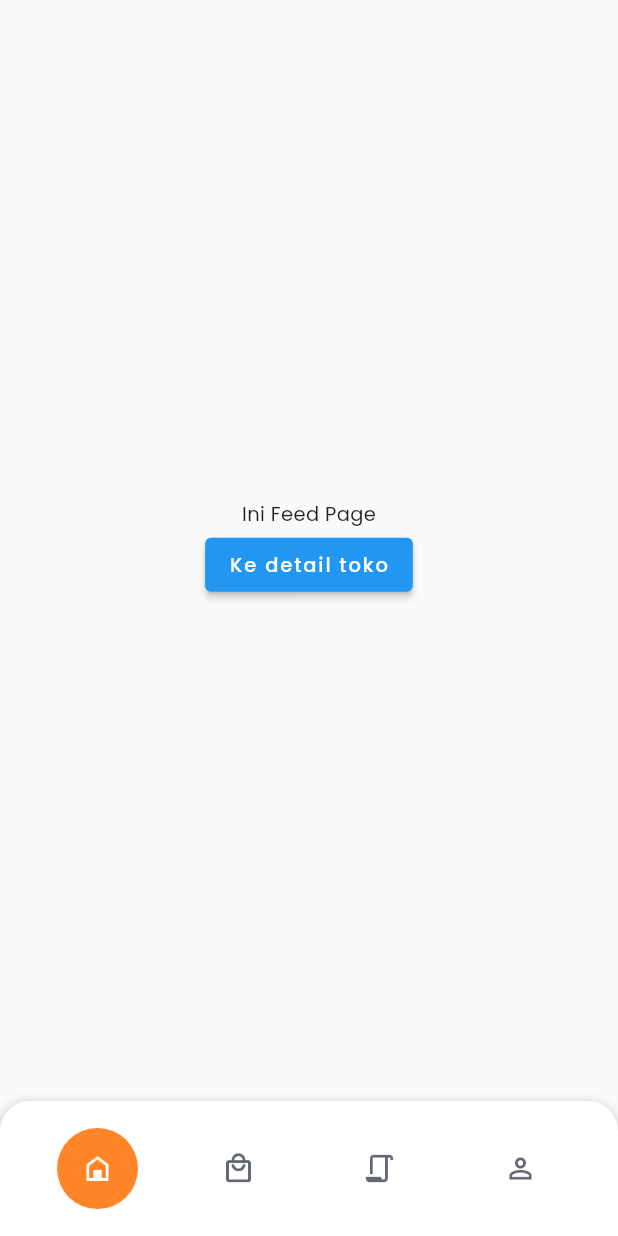
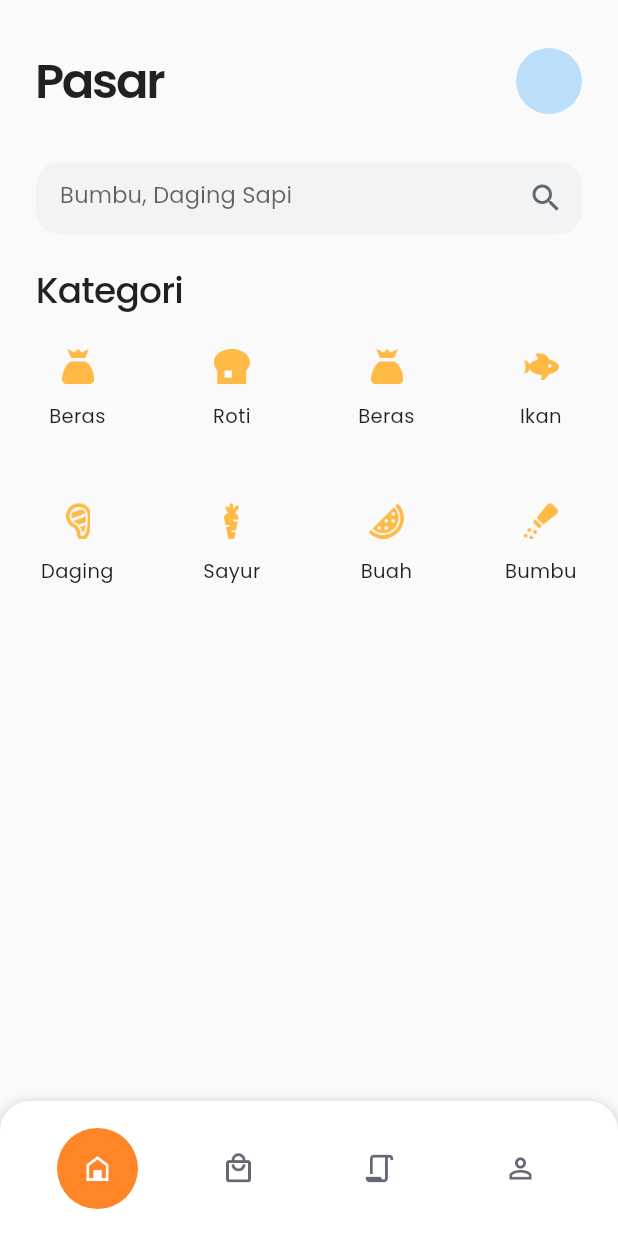
Before and after one commit to Innodev-K8/diiket, a Flutter app: the screen it shows after launch, on a phone screen of 412 x 824 dp. Run offline on Flutter 3.47's test engine with Material 2 defaults, Android fonts, the phone set to English and light mode, and no system bars; our stand-ins replace flutter_hooks, google_fonts, page_transition.

Commit message:
Home User

```diff
--- a/lib/ui/common/styles.dart
+++ b/lib/ui/common/styles.dart
@@ -5,17 +5,19 @@ class ColorPallete {
   static final primaryColor = const Color(0xFFFF8527);
   static final secondaryColor = const Color(0xFF009EBA);
   static final accentColor = const Color(0xFF003046);
+  static final deadColor = const Color(0xFF636773);
+  static final categoryColor = const Color(0xFFFFB945);
 }
 
 final kTextTheme = TextTheme(
   headline1: GoogleFonts.poppins(
-    fontSize: 93,
-    fontWeight: FontWeight.w300,
+    fontSize: 32,
+    fontWeight: FontWeight.w600,
     letterSpacing: -1.5,
   ),
   headline2: GoogleFonts.poppins(
-    fontSize: 58,
-    fontWeight: FontWeight.w300,
+    fontSize: 24,
+    fontWeight: FontWeight.w500,
     letterSpacing: -0.5,
   ),
   headline3: GoogleFonts.poppins(fontSize: 46, fontWeight: FontWeight.w400),
--- a/lib/ui/pages/home/feed/feed_page.dart
+++ b/lib/ui/pages/home/feed/feed_page.dart
@@ -1,4 +1,6 @@
+import 'package:diiket/ui/common/styles.dart';
 import 'package:diiket/ui/common/utils.dart';
+import 'package:diiket/ui/widgets/category_button.dart';
 import 'package:flutter/material.dart';
 
 class FeedPage extends StatelessWidget {
@@ -6,14 +8,91 @@ class FeedPage extends StatelessWidget {
   Widget build(BuildContext context) {
     return SafeArea(
       child: Column(
-        mainAxisAlignment: MainAxisAlignment.center,
+        crossAxisAlignment: CrossAxisAlignment.start,
         children: [
-          Text('Ini Feed Page'),
-          ElevatedButton(
-            onPressed: () {
-              Utils.homeNav.currentState?.pushNamed('/home/stall');
-            },
-            child: Text('Ke detail toko'),
+          Padding(
+            padding: const EdgeInsets.symmetric(horizontal: 24, vertical: 30),
+            child: Row(
+              mainAxisAlignment: MainAxisAlignment.spaceBetween,
+              children: [
+                Text(
+                  'Pasar',
+                  style: kTextTheme.headline1,
+                ),
+                CircleAvatar(
+                  radius: 22,
+                ),
+              ],
+            ),
+          ),
+          Padding(
+            padding: const EdgeInsets.symmetric(horizontal: 24),
+            child: TextField(
+              decoration: InputDecoration(
+                contentPadding:
+                    const EdgeInsets.symmetric(horizontal: 16, vertical: 12),
+                border: OutlineInputBorder(
+                  borderRadius: BorderRadius.circular(16),
+                  borderSide: BorderSide.none,
+                ),
+                fillColor: Color(0xFFF2F3F4),
+                filled: true,
+                floatingLabelBehavior: FloatingLabelBehavior.never,
+                labelText: 'Bumbu, Daging Sapi',
+                suffixIcon: Icon(
+                  Icons.search,
+                  color: ColorPallete.deadColor,
+                ),
+              ),
+            ),
+          ),
+          Padding(
+            padding: const EdgeInsets.symmetric(horizontal: 24, vertical: 20),
+            child: Text(
+              'Kategori',
+              style: kTextTheme.headline2,
+            ),
+          ),
+          Container(
+            child: GridView.count(
+              crossAxisCount: 4,
+              shrinkWrap: true,
+              physics: NeverScrollableScrollPhysics(),
+              children: [
+                CategoryButton(
+                  fileName: 'rice',
+                  text: 'Beras',
+                ),
+                CategoryButton(
+                  fileName: 'bread',
+                  text: 'Roti',
+                ),
+                CategoryButton(
+                  fileName: 'rice',
+                  text: 'Beras',
+                ),
+                CategoryButton(
+                  fileName: 'fish',
+                  text: 'Ikan',
+                ),
+                CategoryButton(
+                  fileName: 'meat',
+                  text: 'Daging',
+                ),
+                CategoryButton(
+                  fileName: 'vegetable',
+                  text: 'Sayur',
+                ),
+                CategoryButton(
+                  fileName: 'fruit',
+                  text: 'Buah',
+                ),
+                CategoryButton(
+                  fileName: 'season',
+                  text: 'Bumbu',
+                ),
+              ],
+            ),
           ),
         ],
       ),
--- /dev/null
+++ b/lib/ui/widgets/category_button.dart
@@ -0,0 +1,29 @@
+import 'package:diiket/ui/common/styles.dart';
+import 'package:flutter/material.dart';
+
+class CategoryButton extends StatelessWidget {
+  final String fileName;
+  final String text;
+
+  const CategoryButton({Key? key, required this.fileName, required this.text})
+      : super(key: key);
+  @override
+  Widget build(BuildContext context) {
+    return Container(
+      child: Column(
+        children: [
+          Image.asset(
+            'assets/images/categories/$fileName.png',
+            width: 24,
+            height: 24,
+            color: ColorPallete.categoryColor,
+          ),
+          SizedBox(
+            height: 12,
+          ),
+          Text(text),
+        ],
+      ),
+    );
+  }
+}
--- a/lib/ui/widgets/custom_bottom_navigation_bar.dart
+++ b/lib/ui/widgets/custom_bottom_navigation_bar.dart
@@ -1,3 +1,4 @@
+import 'package:diiket/ui/common/styles.dart';
 import 'package:diiket/ui/common/utils.dart';
 import 'package:flutter/material.dart';
 import 'package:flutter_hooks/flutter_hooks.dart';
@@ -128,7 +129,7 @@ class BottomBarButton extends StatelessWidget {
       width: 54.0,
       height: 54.0,
       decoration: BoxDecoration(
-        color: isSelected ? Color(0xFFFF8527) : Colors.transparent,
+        color: isSelected ? ColorPallete.primaryColor : Colors.transparent,
         shape: BoxShape.circle,
       ),
       child: InkWell(
@@ -137,7 +138,7 @@ class BottomBarButton extends StatelessWidget {
           padding: const EdgeInsets.all(16.0),
           child: Image.asset(
             image,
-            color: isSelected ? Colors.white : Color(0xFF636773),
+            color: isSelected ? Colors.white : ColorPallete.deadColor,
           ),
         ),
       ),
--- a/pubspec.yaml
+++ b/pubspec.yaml
@@ -49,6 +49,7 @@ flutter:
   # To add assets to your application, add an assets section, like this:
   assets:
     - assets/images/bottom_bar/
+    - assets/images/categories/
   # An image asset can refer to one or more resolution-specific "variants", see
   # https://flutter.dev/assets-and-images/#resolution-aware.
   # For details regarding adding assets from package dependencies, see
```
Also changed, not shown: assets/images/categories/book.png (added), assets/images/categories/box.png (added), assets/images/categories/bread.png (added), assets/images/categories/egg.png (added), assets/images/categories/fish.png (added), assets/images/categories/fruit.png (added), assets/images/categories/meat.png (added), assets/images/categories/rice.png (added), assets/images/categories/search.png (added), assets/images/categories/season.png (added), assets/images/categories/vegetable.png (added), assets/images/categories/wallet.png (added).
